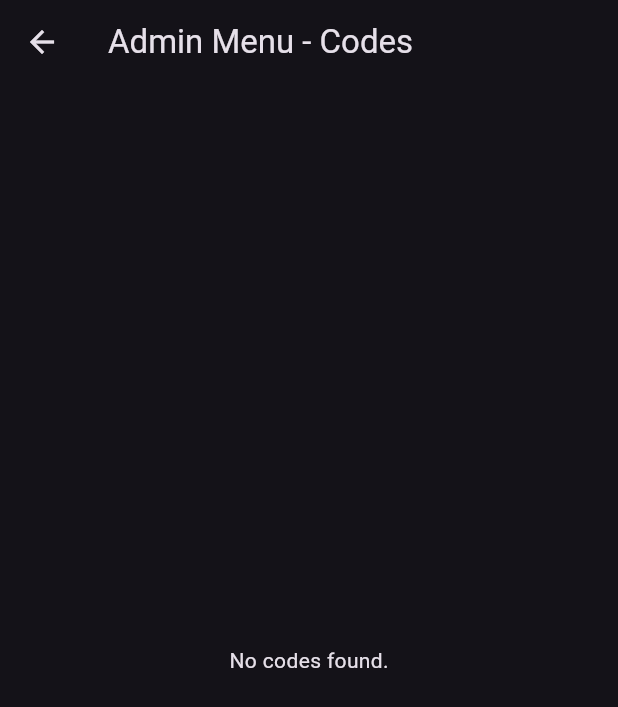
After one commit to RaB1DLANDMINE/TheTuringCode, a Flutter app: the AdminMenuScreen screen opened directly, on a phone screen of 412 x 824 dp. The commit adds this screen. Shown: the top 707 px of the screen. Run offline on Flutter 3.47's test engine with Material 3 defaults, Android fonts, the phone set to English and light mode, and no system bars; our stand-ins replace battery_plus, device_info_plus, permission_handler; missing offline and left inert: encrypt.

Commit message:
Full implementation of Debug Keypad App with Admin Mode and CI/CD
- Implemented telephone keypad UI for activation codes.
- Added AES-256-CBC encryption for configuration files (bundled and external).
- Implemented 'Admin Mode' triggered by a hidden file ('.admin_unlock') in the app's data folder.
- Added Admin Menu to view all decrypted codes.
- Implemented native Android platform channels for WiFi country and real-time charging wattage.
- Added 'Charger Wait' screen with automatic detection and 5-second stabilization.
- Implemented 'Debug Data' screen with a 64-character jumble containing charging wattage.
- Added unit and widget tests for encryption, admin mode, and keypad.
- Included GitHub Actions workflow for automated signed APK builds and artifact management.

```diff
--- /dev/null
+++ b/lib/screens/admin_menu_screen.dart
@@ -0,0 +1,30 @@
+import 'package:flutter/material.dart';
+import '../services/config_service.dart';
+
+class AdminMenuScreen extends StatelessWidget {
+  const AdminMenuScreen({super.key});
+
+  @override
+  Widget build(BuildContext context) {
+    final config = ConfigService.getLoadedConfig();
+    final Map<String, dynamic> codes = config?['codes'] ?? {};
+
+    return Scaffold(
+      appBar: AppBar(title: const Text('Admin Menu - Codes')),
+      body: codes.isEmpty
+          ? const Center(child: Text('No codes found.'))
+          : ListView.builder(
+              itemCount: codes.length,
+              itemBuilder: (context, index) {
+                final code = codes.keys.elementAt(index);
+                final action = codes[code];
+                return ListTile(
+                  title: Text('Code: $code', style: const TextStyle(fontWeight: FontWeight.bold)),
+                  subtitle: Text('Action: $action'),
+                  leading: const Icon(Icons.vpn_key),
+                );
+              },
+            ),
+    );
+  }
+}
```
Also changed, not shown: lib/main.dart (+20 -4 lines), lib/services/config_service.dart (+23 -5 lines), 2 other files.
